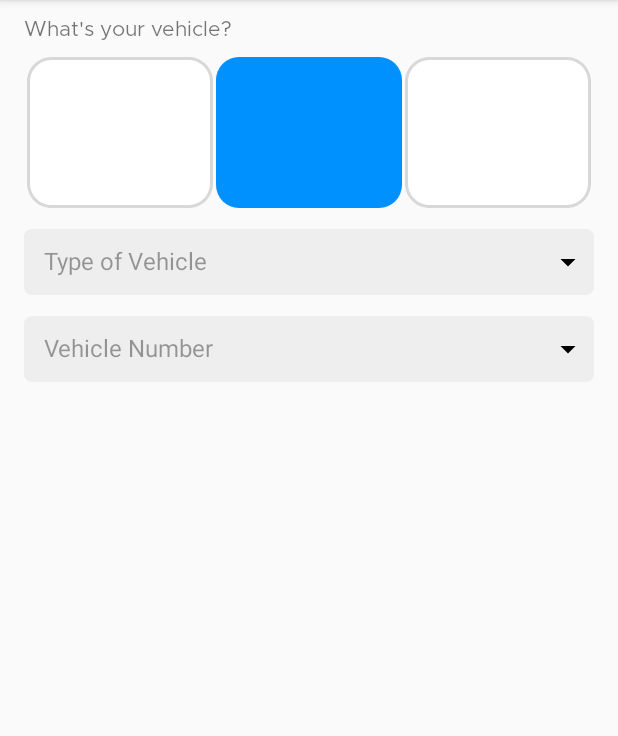
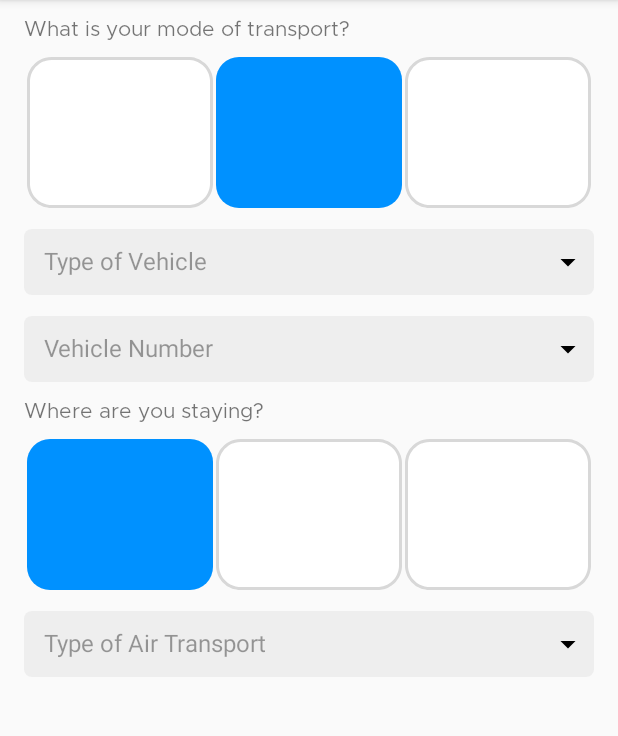
Before and after one commit to TORU0239/CustomSelector, an Android app: the screen it shows after launch (MainActivity), after a tap on an icon or button, on a phone screen of 412 x 824 dp, the part 84-820 px from its top. Run offline under Robolectric (Android 15) with nearby library versions, the phone set to English and light mode, and no system bars.

Commit message:
add custom attributes

```diff
--- a/app/src/main/java/sg/toru/customselector/view/CustomSelector.kt
+++ b/app/src/main/java/sg/toru/customselector/view/CustomSelector.kt
@@ -3,6 +3,7 @@ package sg.toru.customselector.view
 import android.content.Context
 import android.util.AttributeSet
 import android.view.LayoutInflater
+import android.view.View
 import android.widget.ImageView
 import android.widget.TextView
 import androidx.constraintlayout.widget.ConstraintLayout
@@ -28,20 +29,43 @@ class CustomSelector : ConstraintLayout {
         getAttrs(attrs)
     }
 
+    private var requiredRow = 2
+    private var headerText = ""
+
     private val currentSelectorType = KindOfSeelector.TRANSPORT
     private var currentSelectedSubType = Transport.SEA
 
-
-    private lateinit var typeOfTranportTxt:TextView
-    private lateinit var numberOfTransportTxt:TextView
     private lateinit var image1:ImageView
     private lateinit var image2:ImageView
     private lateinit var image3:ImageView
 
+    private lateinit var textHeader:TextView
+    private lateinit var textSelectorFirstRow:TextView
+    private lateinit var textSelectorSecondRow:TextView
+
+    private fun getAttrs(attrs:AttributeSet?){
+        val typedArray = context.obtainStyledAttributes(attrs, R.styleable.CustomSelector)
+        requiredRow = typedArray.getInt(R.styleable.CustomSelector_requiredRowCount, 2)
+        if(requiredRow > 2){
+            requiredRow = 2
+        }
+
+        if(requiredRow == 1){
+            textSelectorSecondRow.visibility = View.GONE
+        }
+
+        val header = typedArray.getString(R.styleable.CustomSelector_headerText)
+        header?.let { str ->
+            headerText = str
+            textHeader.text = headerText
+        }
+        typedArray.recycle()
+    }
 
     private fun init(){
         val view = LayoutInflater.from(context).inflate(R.layout.layout_cusom_selector, this, false)
         addView(view)
+        textHeader = view.findViewById(R.id.txt_head)
 
         image1 = view.findViewById(R.id.img_text1)
         image2 = view.findViewById(R.id.img_text2)
@@ -63,8 +87,8 @@ class CustomSelector : ConstraintLayout {
             setUnselectedToOtherButton(image3)
         }
 
-        typeOfTranportTxt = view.findViewById(R.id.txt_selector_transport)
-        numberOfTransportTxt = view.findViewById(R.id.txt_selector_transport_number)
+        textSelectorFirstRow = view.findViewById(R.id.txt_selector_first_row)
+        textSelectorSecondRow = view.findViewById(R.id.txt_selector_second_row)
 
         image1.performClick()
         setType()
@@ -94,22 +118,18 @@ class CustomSelector : ConstraintLayout {
     private fun setType(){
         when(currentSelectedSubType){
             Transport.AIR -> {
-                typeOfTranportTxt.text = Transport.AIR.typeOfTransport
-                numberOfTransportTxt.text = Transport.AIR.numberOfTransport
+                textSelectorFirstRow.text = Transport.AIR.typeOfTransport
+                textSelectorSecondRow.text = Transport.AIR.numberOfTransport
             }
             Transport.LAND ->{
-                typeOfTranportTxt.text = Transport.LAND.typeOfTransport
-                numberOfTransportTxt.text = Transport.LAND.numberOfTransport
+                textSelectorFirstRow.text = Transport.LAND.typeOfTransport
+                textSelectorSecondRow.text = Transport.LAND.numberOfTransport
             }
             Transport.SEA ->{
-                typeOfTranportTxt.text = Transport.SEA.typeOfTransport
-                numberOfTransportTxt.text = Transport.SEA.numberOfTransport
+                textSelectorFirstRow.text = Transport.SEA.typeOfTransport
+                textSelectorSecondRow.text = Transport.SEA.numberOfTransport
             }
         }
-    }
-
-    private fun getAttrs(attrs:AttributeSet?){
-
     }
 }
 
@@ -128,3 +148,9 @@ enum class Transport(val kindOfTransport:String,
     LAND("Land","Type of Vehicle", "Vehicle Number"),
     SEA("Land","Type of Vessel", "Vessel Number")
 }
+
+enum class Residence(val kindOfResidence:String,
+                     val otherInfo:String){
+    HOTEL("Hotel", "Hotel Name"),
+    Residential("Residential", "Postal Code")
+}
--- a/app/src/main/res/layout/activity_main.xml
+++ b/app/src/main/res/layout/activity_main.xml
@@ -6,8 +6,19 @@
 	android:layout_height="match_parent"
 	tools:context=".ui.MainActivity">
 	<sg.toru.customselector.view.CustomSelector
+		android:id="@+id/custom_selector_first"
 		android:layout_width="match_parent"
 		android:layout_height="wrap_content"
+		app:headerText="What is your mode of transport?"
+		app:requiredRowCount="2"
 		app:layout_constraintTop_toTopOf="parent"
 		app:layout_constraintStart_toStartOf="parent"/>
+
+	<sg.toru.customselector.view.CustomSelector
+		android:layout_width="match_parent"
+		android:layout_height="wrap_content"
+		app:requiredRowCount="1"
+		app:headerText="Where are you staying?"
+		app:layout_constraintTop_toBottomOf="@id/custom_selector_first"
+		app:layout_constraintStart_toStartOf="parent"/>
 </androidx.constraintlayout.widget.ConstraintLayout>
--- a/app/src/main/res/layout/layout_cusom_selector.xml
+++ b/app/src/main/res/layout/layout_cusom_selector.xml
@@ -25,7 +25,6 @@
         android:layout_height="wrap_content"
         android:layout_marginTop="10dp"
         android:fontFamily="@font/metropolis_regular"
-        android:text="What's your vehicle?"
         app:layout_constraintEnd_toEndOf="@id/guideline_end_16dp"
         app:layout_constraintStart_toStartOf="@id/guideline_start_16dp"
         app:layout_constraintTop_toTopOf="parent" />
@@ -67,7 +66,7 @@
         app:layout_constraintTop_toBottomOf="@id/txt_head" />
 
     <TextView
-        android:id="@+id/txt_selector_transport"
+        android:id="@+id/txt_selector_first_row"
         android:layout_width="0dp"
         android:layout_height="wrap_content"
         android:layout_marginTop="14dp"
@@ -85,7 +84,7 @@
         app:layout_constraintEnd_toEndOf="@id/guideline_end_16dp"/>
 
     <TextView
-        android:id="@+id/txt_selector_transport_number"
+        android:id="@+id/txt_selector_second_row"
         android:layout_width="0dp"
         android:layout_height="wrap_content"
         android:layout_marginTop="14dp"
@@ -98,7 +97,7 @@
         android:textColor="#61000000"
         tools:text="Flight Number"
         android:background="@drawable/rect_cornered_textview_bg"
-        app:layout_constraintTop_toBottomOf="@id/txt_selector_transport"
+        app:layout_constraintTop_toBottomOf="@id/txt_selector_first_row"
         app:layout_constraintStart_toStartOf="@id/guideline_start_16dp"
         app:layout_constraintEnd_toEndOf="@id/guideline_end_16dp"/>
 </androidx.constraintlayout.widget.ConstraintLayout>
--- /dev/null
+++ b/app/src/main/res/values/attrs.xml
@@ -0,0 +1,9 @@
+<?xml version="1.0" encoding="utf-8"?>
+<resources>
+
+    <declare-styleable name="CustomSelector">
+        <attr name="requiredRowCount" format="integer"/>
+        <attr name="headerText" format="string"/>
+    </declare-styleable>
+
+</resources>
```
